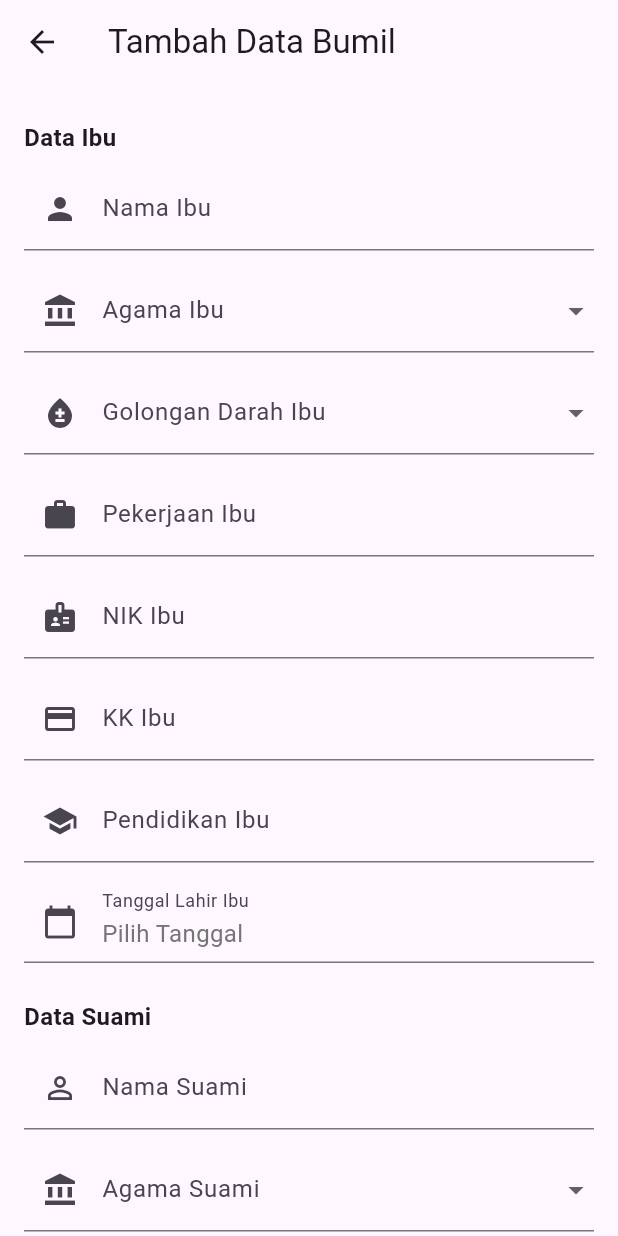
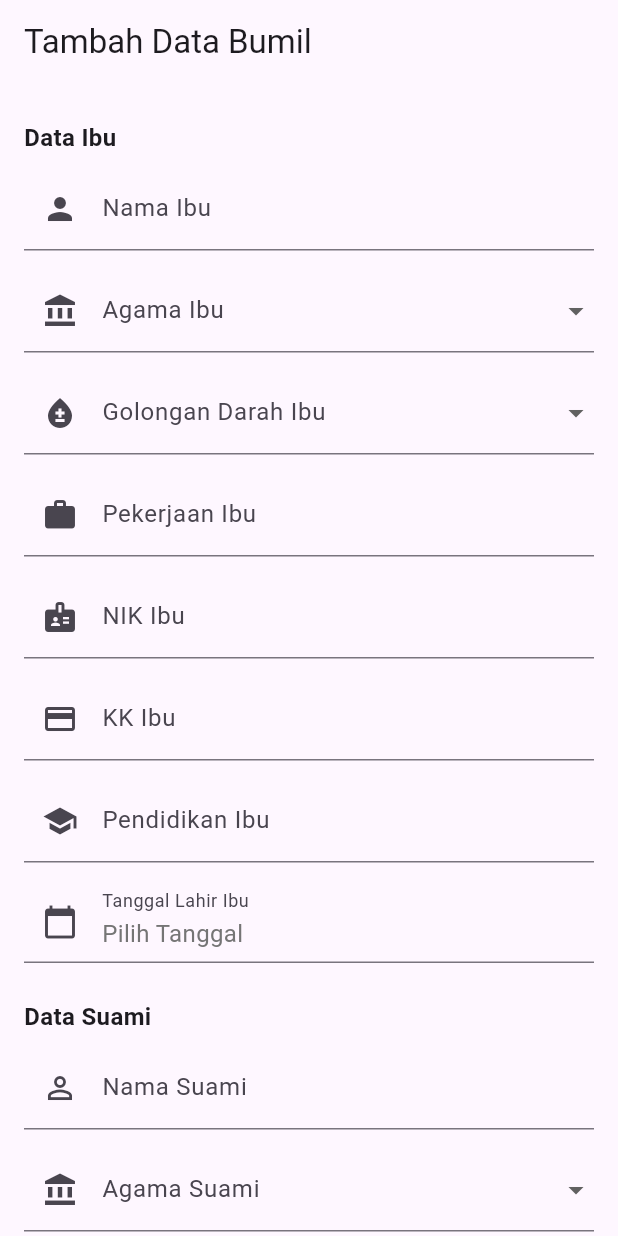
Before and after one commit to dwipp/ebidan, a Flutter app: the AddBumilScreen screen opened by its route, on a phone screen of 412 x 824 dp. Run offline on Flutter 3.47's test engine with Material 3 defaults, Android fonts, the phone set to English and light mode, and no system bars; our stand-ins replace bloc, cloud_firestore, equatable, firebase_auth, firebase_core, flutter_bloc and 4 more; accounts and stored records are empty.

Commit message:
update flow of add bumil

```diff
--- a/lib/presentation/router/app_router.dart
+++ b/lib/presentation/router/app_router.dart
@@ -1,3 +1,4 @@
+import 'package:ebidan/presentation/screens/bumil/pendataan_kehamilan.dart';
 import 'package:ebidan/presentation/screens/bumil/riwayat_bumil.dart';
 import 'package:ebidan/presentation/screens/home.dart';
 import 'package:ebidan/presentation/screens/kunjungan/pilih_bumil.dart';
@@ -15,6 +16,7 @@ class AppRouter {
   static const String addBumil = '/addbumil';
   static const String riwayatBumil = '/riwayatbumil';
   static const String pilihBumil = '/pilihbumil';
+  static const String pendataanKehamilan = '/pendataankehamilan';
 
   const AppRouter._();
   static Route<dynamic> onGenerateRoute(RouteSettings routeSettings) {
@@ -34,6 +36,8 @@ class AppRouter {
         return MaterialPageRoute(
           builder: (_) => RiwayatBumilScreen(bumilId: args['bumilId']),
         );
+      case pendataanKehamilan:
+        return MaterialPageRoute(builder: (_) => PendataanKehamilan());
       default:
         throw const RouteException('Route not found!');
     }
--- a/lib/presentation/screens/bumil/add_bumil.dart
+++ b/lib/presentation/screens/bumil/add_bumil.dart
@@ -119,7 +119,7 @@ class _AddBumilState extends State<AddBumilScreen> {
           const SnackBar(content: Text('Data Bumil berhasil disimpan')),
         );
 
-        Navigator.pushNamed(
+        Navigator.pushReplacementNamed(
           context,
           AppRouter.riwayatBumil,
           arguments: {'bumilId': docRef.id},
@@ -139,7 +139,10 @@ class _AddBumilState extends State<AddBumilScreen> {
   @override
   Widget build(BuildContext context) {
     return Scaffold(
-      appBar: AppBar(title: const Text("Tambah Data Bumil")),
+      appBar: AppBar(
+        title: const Text("Tambah Data Bumil"),
+        automaticallyImplyLeading: false,
+      ),
       body: SingleChildScrollView(
         padding: const EdgeInsets.all(16),
         child: Column(
--- a/lib/presentation/screens/bumil/riwayat_bumil.dart
+++ b/lib/presentation/screens/bumil/riwayat_bumil.dart
@@ -91,7 +91,7 @@ class _RiwayatBumilState extends State<RiwayatBumilScreen> {
           backgroundColor: Colors.green,
         ),
       );
-      Navigator.of(context).pushReplacementNamed(AppRouter.homepage);
+      Navigator.of(context).pushReplacementNamed(AppRouter.pendataanKehamilan);
     } else {
       try {
         await docRef.update({'riwayat': riwayatMap});
@@ -103,7 +103,9 @@ class _RiwayatBumilState extends State<RiwayatBumilScreen> {
               backgroundColor: Colors.green,
             ),
           );
-          Navigator.of(context).pushReplacementNamed(AppRouter.homepage);
+          Navigator.of(
+            context,
+          ).pushReplacementNamed(AppRouter.pendataanKehamilan);
         }
       } catch (e) {
         if (mounted) {
--- a/lib/presentation/screens/home.dart
+++ b/lib/presentation/screens/home.dart
@@ -92,7 +92,7 @@ class HomeScreen extends StatelessWidget {
                 child: Text("Tambah Bumil"),
               ),
               onTap: () {
-                Navigator.of(context).pushNamed(AppRouter.addBumil);
+                // Navigator.of(context).pushNamed(AppRouter.addBumil);
 
                 // Navigator.pushNamed(
                 //   context,
```
Also changed, not shown: lib/logic/utility/Utils.dart (added, +23 -0 lines), lib/presentation/screens/bumil/pendataan_kehamilan.dart (+9 -0 lines), lib/presentation/screens/kunjungan/pilih_bumil.dart (+13 -1 lines).
